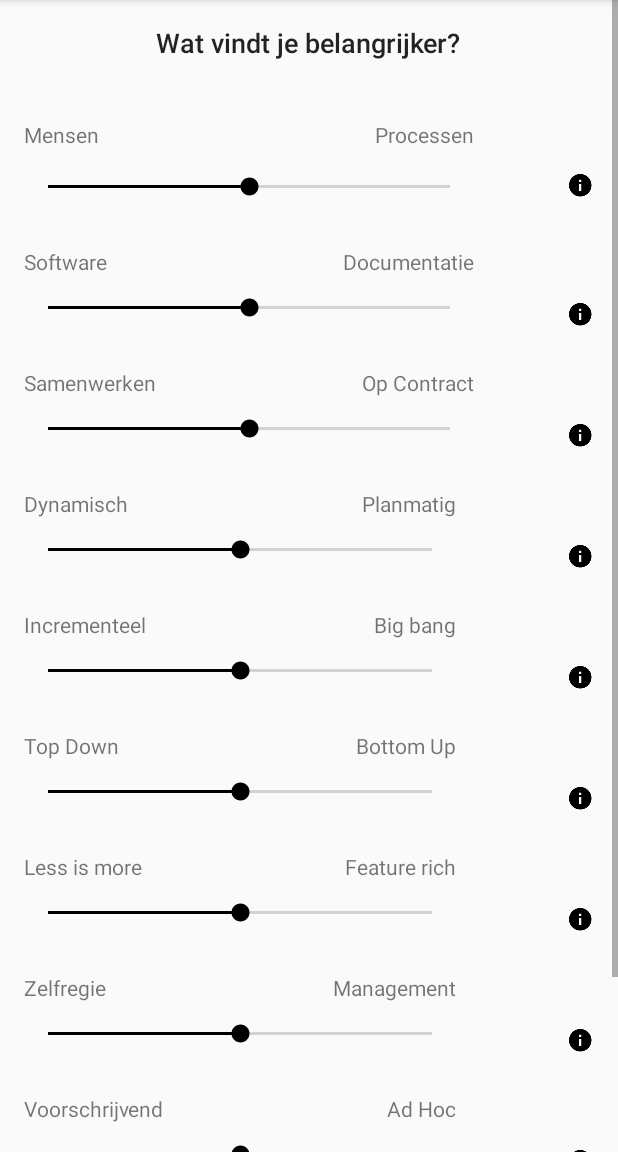
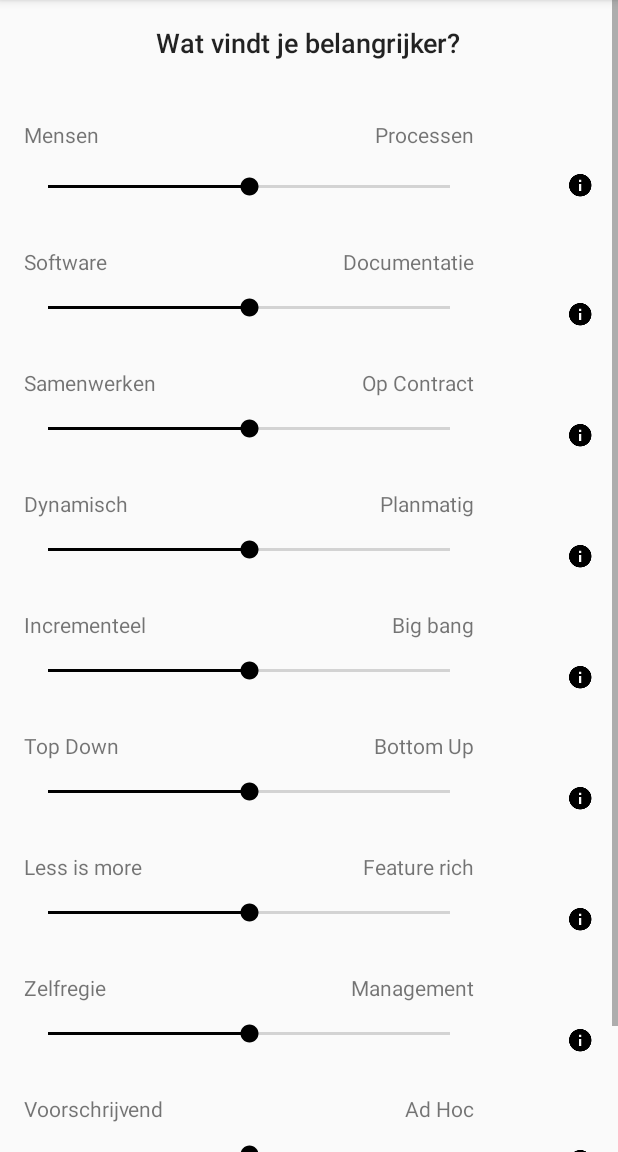
Before and after one commit to s1079298/IPMEDT4, an Android app: the MainActivity screen opened directly, with no data from a screen before it, on a phone screen of 412 x 824 dp, the part 84-1236 px from its top. Run offline under Robolectric (Android 15) with nearby library versions, the phone set to English and light mode, and no system bars.

```diff
--- a/app/src/main/java/com/example/thier/demo/ListAdapter.java
+++ b/app/src/main/java/com/example/thier/demo/ListAdapter.java
@@ -6,10 +6,6 @@ import android.view.View;
 import android.view.ViewGroup;
 import android.widget.ArrayAdapter;
 import android.widget.TextView;
-
-import com.example.thier.demo.Method;
-
-import org.w3c.dom.Text;
 
 import java.util.List;
 
--- a/app/src/main/java/com/example/thier/demo/Method.java
+++ b/app/src/main/java/com/example/thier/demo/Method.java
@@ -5,7 +5,7 @@ import java.io.Serializable;
 /**
  * Created by Wendy on 5-4-2016.
  */
-public class Method implements Serializable {           // WAAROM serializable
+public class Method implements Serializable {
 
     public String methode;
     public String score;
@@ -19,8 +19,4 @@ public class Method implements Serializable {           // WAAROM serializable
         this.weight = weight;
         this.endscore = endscore;
     }
-
-    // ADD GETTERS
-
-    // ADD SETTERS
 }
--- a/app/src/main/res/layout-normal/main_layout.xml
+++ b/app/src/main/res/layout-normal/main_layout.xml
@@ -206,8 +206,8 @@
                 android:text="@string/planned"
                 android:id="@+id/textView8"
                 android:layout_below="@+id/seekBar3"
-                android:layout_alignLeft="@+id/textView6"
-                android:layout_alignStart="@+id/textView6" />
+                android:layout_alignRight="@+id/seekBar3"
+                android:layout_alignEnd="@+id/seekBar3" />
 
             <SeekBar
                 android:layout_width="250dp"
@@ -220,8 +220,8 @@
                 android:layout_below="@+id/seekBar3"
                 android:layout_alignLeft="@+id/seekBar3"
                 android:layout_alignStart="@+id/seekBar3"
-                android:layout_alignRight="@+id/textView16"
-                android:layout_alignEnd="@+id/textView16" />
+                android:layout_alignRight="@+id/seekBar3"
+                android:layout_alignEnd="@+id/seekBar3" />
 
             <ImageButton
                 android:layout_width="wrap_content"
@@ -269,8 +269,8 @@
                 android:layout_below="@+id/seekBar4"
                 android:layout_alignLeft="@+id/seekBar4"
                 android:layout_alignStart="@+id/seekBar4"
-                android:layout_alignRight="@+id/textView12"
-                android:layout_alignEnd="@+id/textView12" />
+                android:layout_alignRight="@+id/seekBar4"
+                android:layout_alignEnd="@+id/seekBar4" />
 
             <ImageButton
                 android:layout_width="wrap_content"
@@ -369,8 +369,8 @@
                 android:layout_below="@+id/seekBar6"
                 android:layout_alignLeft="@+id/seekBar6"
                 android:layout_alignStart="@+id/seekBar6"
-                android:layout_alignRight="@+id/textView16"
-                android:layout_alignEnd="@+id/textView16" />
+                android:layout_alignRight="@+id/seekBar6"
+                android:layout_alignEnd="@+id/seekBar6" />
 
             <ImageButton
                 android:layout_width="wrap_content"
@@ -403,10 +403,9 @@
                 android:textAppearance="?android:attr/textAppearanceSmall"
                 android:text="@string/management"
                 android:id="@+id/textView16"
-                android:layout_alignBaseline="@+id/textView15"
-                android:layout_alignBottom="@+id/textView15"
-                android:layout_alignRight="@+id/textView14"
-                android:layout_alignEnd="@+id/textView14" />
+                android:layout_below="@+id/seekBar7"
+                android:layout_alignRight="@+id/seekBar8"
+                android:layout_alignEnd="@+id/seekBar8" />
 
             <SeekBar
                 android:layout_width="250dp"
@@ -419,8 +418,8 @@
                 android:layout_below="@+id/seekBar7"
                 android:layout_alignLeft="@+id/seekBar7"
                 android:layout_alignStart="@+id/seekBar7"
-                android:layout_alignRight="@+id/textView16"
-                android:layout_alignEnd="@+id/textView16" />
+                android:layout_alignRight="@+id/seekBar7"
+                android:layout_alignEnd="@+id/seekBar7" />
 
             <ImageButton
                 android:layout_width="wrap_content"
@@ -453,10 +452,9 @@
                 android:textAppearance="?android:attr/textAppearanceSmall"
                 android:text="@string/adhoc"
                 android:id="@+id/textView18"
-                android:layout_alignBaseline="@+id/textView17"
-                android:layout_alignBottom="@+id/textView17"
-                android:layout_alignRight="@+id/textView14"
-                android:layout_alignEnd="@+id/textView14" />
+                android:layout_below="@+id/seekBar8"
+                android:layout_alignRight="@+id/seekBar8"
+                android:layout_alignEnd="@+id/seekBar8" />
 
             <SeekBar
                 android:layout_width="250dp"
@@ -469,8 +467,8 @@
                 android:layout_below="@+id/seekBar8"
                 android:layout_alignLeft="@+id/textView15"
                 android:layout_alignStart="@+id/textView15"
-                android:layout_alignRight="@+id/textView16"
-                android:layout_alignEnd="@+id/textView16" />
+                android:layout_alignRight="@+id/seekBar8"
+                android:layout_alignEnd="@+id/seekBar8" />
 
             <ImageButton
                 android:layout_width="wrap_content"
@@ -512,13 +510,6 @@
                 android:layout_alignParentLeft="true"
                 android:layout_alignParentStart="true" />
 
-            <TextView
-                android:id="@+id/seekbarvalue"
-                android:layout_width="fill_parent"
-                android:layout_height="wrap_content"
-                android:layout_below="@id/nextButton"
-                android:padding="20dp" />
-
 
         </RelativeLayout>
     </LinearLayout>
```
Also changed, not shown: app/build.gradle (+7 -0 lines), app/src/main/java/com/example/thier/demo/Conclusion.java (+128 -42 lines), app/src/main/java/com/example/thier/demo/MainActivity.java (+3 -51 lines), app/src/main/java/com/example/thier/demo/Weight.java (+4 -40 lines), app/src/main/res/layout-normal/weight_layout.xml (+2 -9 lines), app/src/main/res/layout/activity_main.xml (deleted, +0 -22 lines), app/src/main/res/layout/activity_piechart.xml (added, +22 -0 lines), app/src/main/res/layout/conclusion_layout.xml (+7 -16 lines), app/src/main/res/layout/content_main.xml (deleted, +0 -66 lines), app/src/main/res/layout/method_layout.xml (deleted, +0 -28 lines), app/src/main/res/layout/test_layout.xml (deleted, +0 -37 lines).
